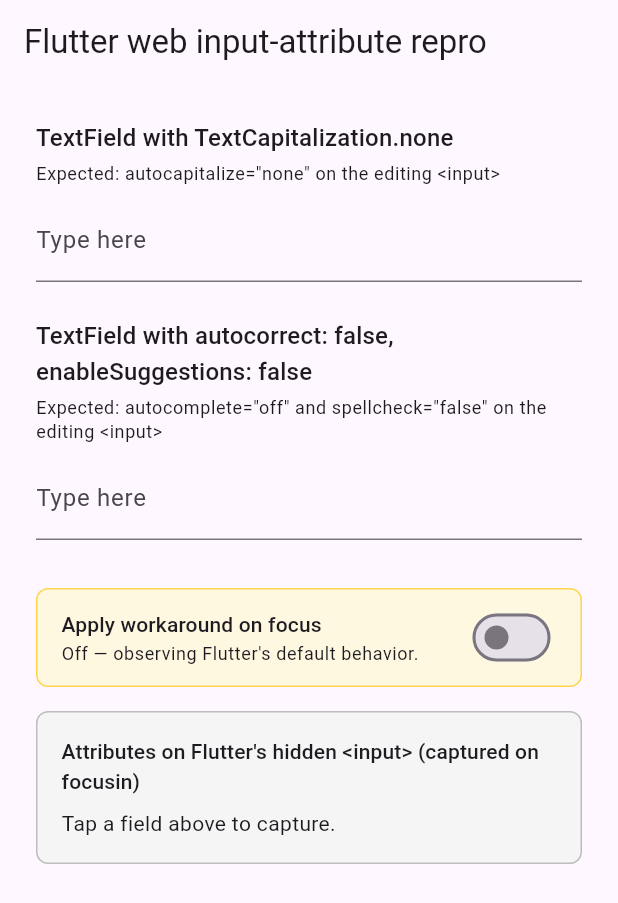
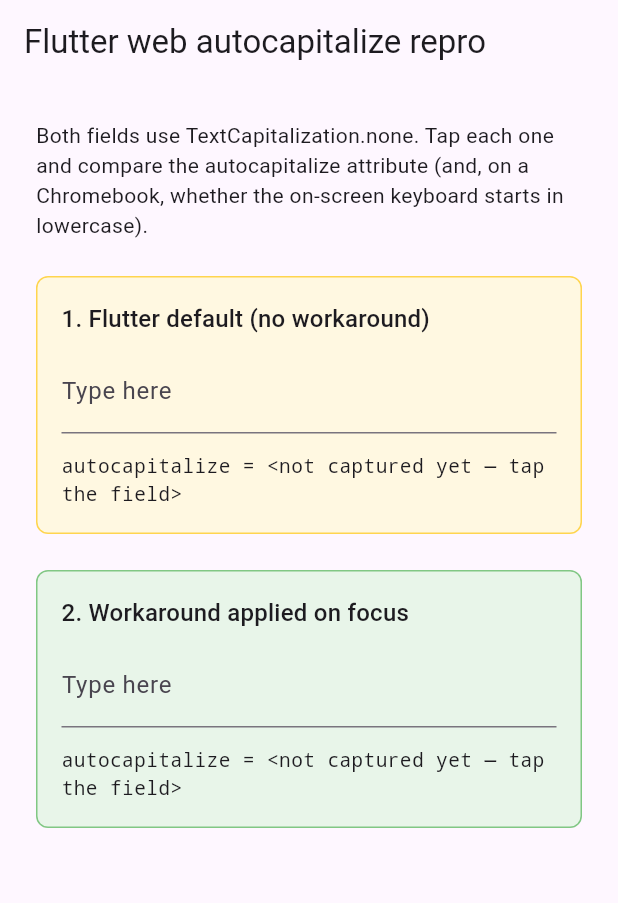
Before and after one commit to BvG-Gynzy/flutter_web_input_attrs_poc, a Flutter app: the screen it shows after launch, on a phone screen of 412 x 824 dp. Shown: the top 903 px of the screen. Run offline on Flutter 3.47's test engine with Material 3 defaults, Android fonts, the light colour scheme and no system bars; our stand-ins replace web.

Commit message:
Refactor PoC to focus on autocapitalize with side-by-side fields
Field 1 shows Flutter's default (autocapitalize unset); field 2 applies
the focusin workaround automatically (no toggle). Both use
TextCapitalization.none, isolating the workaround as the only variable.
README trimmed to the autocapitalize bug only.

```diff
--- a/lib/main.dart
+++ b/lib/main.dart
@@ -3,11 +3,21 @@
 // IME (e.g. Chromebook OSK) ignores TextCapitalization.none and
 // auto-capitalizes the first letter.
 //
-// Run: `flutter run -d chrome`. Tap a field — captured DOM attributes
-// from Flutter's hidden editing input appear in the live read-out panel.
-// Use the toggle to apply the workaround (stamp autocapitalize="none"
-// on focus) and observe the difference both in the panel and on a
-// Chromebook OSK.
+// Run: `flutter run -d chrome`. Both fields are configured identically on
+// the Dart side (TextCapitalization.none). The only difference is the
+// workaround:
+//
+//   • Field 1 — Flutter default. autocapitalize is never written, so the
+//     Chromebook OSK auto-capitalizes the first letter.
+//   • Field 2 — workaround applied. We stamp autocapitalize="none" on the
+//     hidden editing input when this field is focused, so the OSK starts
+//     in lowercase.
+//
+// Each field reads back the autocapitalize attribute Flutter's editing
+// input actually carries, so the difference is visible without DevTools.
+// Flutter reuses a single editing input across fields, so we track which
+// field is active via its FocusNode and let the DOM focusin handler decide
+// whether to stamp.
 
 import 'dart:js_interop';
 
@@ -15,8 +25,16 @@
 import 'package:flutter/material.dart';
 import 'package:web/web.dart' as web;
 
-final _captured = ValueNotifier<Map<String, String?>>(const {});
-final _workaroundEnabled = ValueNotifier<bool>(false);
+enum _Field { none, plain, workaround }
+
+/// Which Flutter field currently holds focus. Set by each field's
+/// FocusNode listener before Flutter creates/focuses the platform input.
+final _activeField = ValueNotifier<_Field>(_Field.none);
+
+/// Per-field snapshot of the `autocapitalize` attribute on the hidden
+/// editing input, captured on focusin.
+final _capturedPlain = ValueNotifier<String?>(null);
+final _capturedWorkaround = ValueNotifier<String?>(null);
 
 void main() {
   if (kIsWeb) {
@@ -26,22 +44,20 @@
         final target = event.target;
         if (target == null) return;
         final el = target as web.Element;
-        final className = el.getAttribute('class') ?? '';
-        if (!className.contains('flt-text-editing')) return;
-
-        // Apply the workaround first (if enabled) so the captured
-        // snapshot below reflects the final state of the element.
-        if (_workaroundEnabled.value) {
-          el.setAttribute('autocapitalize', 'none');
+        if (!(el.getAttribute('class') ?? '').contains('flt-text-editing')) {
+          return;
         }
 
-        _captured.value = {
-          'autocapitalize': el.getAttribute('autocapitalize'),
-          'autocorrect': el.getAttribute('autocorrect'),
-          'autocomplete': el.getAttribute('autocomplete'),
-          'spellcheck': el.getAttribute('spellcheck'),
-          'inputmode': el.getAttribute('inputmode'),
-        };
+        switch (_activeField.value) {
+          case _Field.workaround:
+            // The workaround: stamp the attribute Flutter omitted.
+            el.setAttribute('autocapitalize', 'none');
+            _capturedWorkaround.value = el.getAttribute('autocapitalize');
+          case _Field.plain:
+            _capturedPlain.value = el.getAttribute('autocapitalize');
+          case _Field.none:
+            break;
+        }
       }.toJS,
     );
   }
@@ -53,7 +69,7 @@
 
   @override
   Widget build(BuildContext context) => const MaterialApp(
-    title: 'Flutter web input-attribute repro',
+    title: 'Flutter web autocapitalize repro',
     home: PocHome(),
   );
 }
@@ -64,36 +80,29 @@
   @override
   Widget build(BuildContext context) {
     return Scaffold(
-      appBar: AppBar(title: const Text('Flutter web input-attribute repro')),
+      appBar: AppBar(title: const Text('Flutter web autocapitalize repro')),
       body: SingleChildScrollView(
         padding: const EdgeInsets.all(24),
         child: Column(
           crossAxisAlignment: CrossAxisAlignment.stretch,
-          children: const [
-            _Section(
-              title: 'TextField with TextCapitalization.none',
-              expected: 'autocapitalize="none" on the editing <input>',
-              child: TextField(
-                textCapitalization: TextCapitalization.none,
-                decoration: InputDecoration(labelText: 'Type here'),
+          children: [
+            const Text(
+              'Both fields use TextCapitalization.none. Tap each one and '
+              'compare the autocapitalize attribute (and, on a Chromebook, '
+              'whether the on-screen keyboard starts in lowercase).',
             ),
+            const SizedBox(height: 24),
+            _DemoField(
+              field: _Field.plain,
+              title: '1. Flutter default (no workaround)',
+              captured: _capturedPlain,
             ),
-            SizedBox(height: 24),
-            _Section(
-              title:
-                  'TextField with autocorrect: false, enableSuggestions: false',
-              expected:
-                  'autocomplete="off" and spellcheck="false" on the editing <input>',
-              child: TextField(
-                autocorrect: false,
-                enableSuggestions: false,
-                decoration: InputDecoration(labelText: 'Type here'),
+            const SizedBox(height: 24),
+            _DemoField(
+              field: _Field.workaround,
+              title: '2. Workaround applied on focus',
+              captured: _capturedWorkaround,
             ),
-            ),
-            SizedBox(height: 32),
-            _WorkaroundToggle(),
-            SizedBox(height: 16),
-            _CapturedAttributesPanel(),
           ],
         ),
       ),
@@ -101,127 +110,87 @@
   }
 }
 
-class _Section extends StatelessWidget {
-  const _Section({
+/// A `TextField` (always `TextCapitalization.none`) that marks itself as
+/// the active field on focus and shows the resulting `autocapitalize`
+/// attribute Flutter's editing input carries.
+class _DemoField extends StatefulWidget {
+  const _DemoField({
+    required this.field,
     required this.title,
-    required this.expected,
-    required this.child,
+    required this.captured,
   });
 
+  final _Field field;
   final String title;
-  final String expected;
-  final Widget child;
+  final ValueNotifier<String?> captured;
+
+  @override
+  State<_DemoField> createState() => _DemoFieldState();
+}
+
+class _DemoFieldState extends State<_DemoField> {
+  late final FocusNode _focusNode;
+
+  @override
+  void initState() {
+    super.initState();
+    _focusNode = FocusNode()..addListener(_onFocusChange);
+  }
+
+  @override
+  void dispose() {
+    _focusNode
+      ..removeListener(_onFocusChange)
+      ..dispose();
+    super.dispose();
+  }
+
+  void _onFocusChange() {
+    if (_focusNode.hasFocus) {
+      _activeField.value = widget.field;
+    }
+  }
 
   @override
   Widget build(BuildContext context) {
-    return Column(
-      crossAxisAlignment: CrossAxisAlignment.start,
-      children: [
-        Text(title, style: Theme.of(context).textTheme.titleMedium),
-        const SizedBox(height: 4),
-        Text(
-          'Expected: $expected',
-          style: Theme.of(context).textTheme.bodySmall,
-        ),
-        const SizedBox(height: 8),
-        child,
-      ],
-    );
-  }
-}
-
-class _WorkaroundToggle extends StatelessWidget {
-  const _WorkaroundToggle();
-
-  @override
-  Widget build(BuildContext context) {
-    return ValueListenableBuilder<bool>(
-      valueListenable: _workaroundEnabled,
-      builder: (context, enabled, _) {
-        return Container(
-          padding: const EdgeInsets.symmetric(horizontal: 16, vertical: 8),
-          decoration: BoxDecoration(
-            color: enabled ? Colors.green.shade50 : Colors.amber.shade50,
-            border: Border.all(
-              color: enabled ? Colors.green.shade300 : Colors.amber.shade300,
-            ),
-            borderRadius: BorderRadius.circular(8),
-          ),
-          child: Row(
-            children: [
-              Expanded(
-                child: Column(
-                  crossAxisAlignment: CrossAxisAlignment.start,
-                  children: [
-                    Text(
-                      'Apply workaround on focus',
-                      style: Theme.of(context).textTheme.titleSmall,
-                    ),
-                    const SizedBox(height: 2),
-                    Text(
-                      enabled
-                          ? 'Stamping autocapitalize="none" on focus. '
-                                'Refocus a field to see the effect.'
-                          : 'Off — observing Flutter\'s default behavior.',
-                      style: Theme.of(context).textTheme.bodySmall,
-                    ),
-                  ],
-                ),
-              ),
-              Switch(
-                value: enabled,
-                onChanged: (v) => _workaroundEnabled.value = v,
-              ),
-            ],
-          ),
-        );
-      },
-    );
-  }
-}
-
-class _CapturedAttributesPanel extends StatelessWidget {
-  const _CapturedAttributesPanel();
-
-  @override
-  Widget build(BuildContext context) {
-    return ValueListenableBuilder<Map<String, String?>>(
-      valueListenable: _captured,
-      builder: (context, attrs, _) {
+    final isWorkaround = widget.field == _Field.workaround;
     return Container(
       padding: const EdgeInsets.all(16),
       decoration: BoxDecoration(
-            color: Colors.grey.shade100,
-            border: Border.all(color: Colors.grey.shade400),
+        color: isWorkaround ? Colors.green.shade50 : Colors.amber.shade50,
+        border: Border.all(
+          color: isWorkaround ? Colors.green.shade300 : Colors.amber.shade300,
+        ),
         borderRadius: BorderRadius.circular(8),
       ),
       child: Column(
         crossAxisAlignment: CrossAxisAlignment.start,
         children: [
-              Text(
-                'Attributes on Flutter\'s hidden <input> (captured on focusin)',
-                style: Theme.of(context).textTheme.titleSmall,
+          Text(widget.title, style: Theme.of(context).textTheme.titleMedium),
+          const SizedBox(height: 8),
+          TextField(
+            focusNode: _focusNode,
+            textCapitalization: TextCapitalization.none,
+            decoration: const InputDecoration(labelText: 'Type here'),
           ),
-              const SizedBox(height: 8),
-              if (attrs.isEmpty)
-                const Text('Tap a field above to capture.')
-              else
-                ...attrs.entries.map(
-                  (e) => Padding(
-                    padding: const EdgeInsets.symmetric(vertical: 2),
-                    child: Text(
-                      '${e.key} = ${e.value == null ? "<not set>" : '"${e.value}"'}',
-                      style: const TextStyle(
-                        fontFamily: 'monospace',
-                        fontSize: 13,
-                      ),
-                    ),
-                  ),
+          const SizedBox(height: 12),
+          ValueListenableBuilder<String?>(
+            valueListenable: widget.captured,
+            builder: (context, value, _) {
+              if (value == null) {
+                return const Text(
+                  'autocapitalize = <not captured yet — tap the field>',
+                  style: TextStyle(fontFamily: 'monospace', fontSize: 13),
+                );
+              }
+              return Text(
+                'autocapitalize = "$value"',
+                style: const TextStyle(fontFamily: 'monospace', fontSize: 13),
+              );
+            },
           ),
         ],
       ),
     );
-      },
-    );
   }
 }
```
Also changed, not shown: 1 other file. Lines whose indentation alone changed are shown as unchanged.
